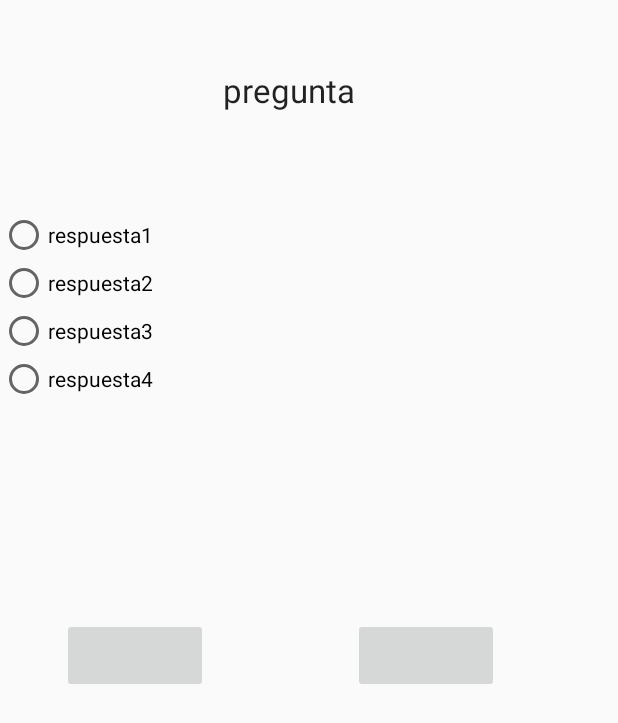
After one commit to carlabalam/MDProject, an Android app: the layout opci_mult_text.xml on its own in the app's theme, with its tools: preview values and no code run, on a phone screen of 412 x 824 dp. The commit adds this screen. Shown: the top 723 px of the screen. Run offline under Robolectric (Android 15) with nearby library versions, the light colour scheme and no system bars.

Commit message:
agregado activity opcimult y layout del mismo

```diff
--- a/app/src/main/AndroidManifest.xml
+++ b/app/src/main/AndroidManifest.xml
@@ -30,7 +30,6 @@
             android:label="Subtemas"
             android:theme="@style/AppTheme.NoActionBar" />
         <activity android:name=".Teoria_texto" />
-        <activity android:name=".Teoria_imagen" />
         <activity
             android:name=".Home"
             android:label="@string/title_activity_home"
--- /dev/null
+++ b/app/src/main/res/layout/opci_mult_text.xml
@@ -0,0 +1,94 @@
+<?xml version="1.0" encoding="utf-8"?>
+<LinearLayout xmlns:android="http://schemas.android.com/apk/res/android"
+    android:orientation="vertical" android:layout_width="wrap_content"
+    android:layout_height="wrap_content"
+    android:weightSum="1">
+
+
+    <RelativeLayout
+        android:layout_width="384dp"
+        android:layout_height="523dp">
+
+        <TextView
+            android:layout_width="fill_parent"
+            android:layout_height="40dp"
+            android:textAppearance="?android:attr/textAppearanceLarge"
+            android:text="pregunta"
+            android:id="@+id/textView"
+            android:layout_alignParentTop="true"
+            android:layout_alignParentLeft="true"
+            android:layout_alignParentStart="true"
+            android:layout_marginTop="45dp"
+            android:textAlignment="center" />
+
+        <LinearLayout
+            android:orientation="vertical"
+            android:layout_width="match_parent"
+            android:layout_height="wrap_content"
+            android:layout_below="@+id/textView"
+            android:layout_alignParentLeft="true"
+            android:layout_alignParentStart="true"
+            android:layout_marginTop="55dp"
+            android:id="@+id/linearLayout">
+
+            <RadioGroup
+                android:layout_width="match_parent"
+                android:layout_height="match_parent"
+                android:id="@+id/respuestas">
+
+                <RadioButton
+                    android:layout_width="wrap_content"
+                    android:layout_height="wrap_content"
+                    android:text="@string/respuesta1"
+                    android:id="@+id/res1"
+                    android:checked="false" />
+
+                <RadioButton
+                    android:layout_width="wrap_content"
+                    android:layout_height="wrap_content"
+                    android:text="@string/respuesta2"
+                    android:id="@+id/res2"
+                    android:checked="false" />
+
+                <RadioButton
+                    android:layout_width="wrap_content"
+                    android:layout_height="wrap_content"
+                    android:text="respuesta3"
+                    android:id="@+id/res3"
+                    android:checked="false" />
+
+                <RadioButton
+                    android:layout_width="wrap_content"
+                    android:layout_height="wrap_content"
+                    android:text="respuesta4"
+                    android:id="@+id/res4"
+                    android:checked="false" />
+            </RadioGroup>
+
+        </LinearLayout>
+
+        <ImageButton
+            android:layout_width="@dimen/buttonSizeHeigh"
+            android:layout_height="@dimen/underHeigh"
+
+            android:id="@+id/atras"
+            android:layout_alignParentBottom="true"
+            android:layout_alignParentLeft="true"
+            android:layout_alignParentStart="true"
+            android:layout_marginLeft="41dp"
+            android:layout_marginStart="41dp"
+            android:layout_marginBottom="61dp" />
+
+        <ImageButton
+            android:layout_width="@dimen/buttonSizeHeigh"
+            android:layout_height="@dimen/underHeigh"
+            android:layout_alignTop="@+id/atras"
+            android:layout_alignParentRight="true"
+            android:layout_alignParentEnd="true"
+            android:layout_marginRight="51dp"
+            android:layout_marginEnd="51dp"
+            android:id="@+id/siguiente" />
+
+    </RelativeLayout>
+
+</LinearLayout>
--- a/app/src/main/res/values/strings.xml
+++ b/app/src/main/res/values/strings.xml
@@ -32,4 +32,6 @@
     <string name="boton3">Logica Propos.</string>
     <string name="boton4">Examen</string>
     <string name="title_activity_home">Home</string>
+    <string name="respuesta1">respuesta1</string>
+    <string name="respuesta2">respuesta2</string>
 </resources>
```
Also changed, not shown: app/src/main/java/com/tecproject/mdproject/Teoria_imagen.java (deleted, +0 -13 lines), app/src/main/java/com/tecproject/mdproject/Teoria_texto.java (+17 -5 lines), app/src/main/java/com/tecproject/mdproject/bd/OpciMultText.java (added, +36 -0 lines), app/src/main/res/layout/activity_teoria_imagen.xml (deleted, +0 -41 lines).
